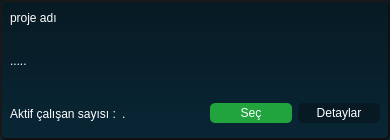
Hamza-Bayar-2/TaskJam, file UI/ui_project_window.ui: the form before one commit.
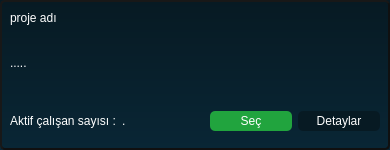
The form after the commit.

```diff
--- a/UI/ui_project_window.ui
+++ b/UI/ui_project_window.ui
@@ -7,19 +7,19 @@
     <x>0</x>
     <y>0</y>
     <width>390</width>
-    <height>140</height>
+    <height>150</height>
    </rect>
   </property>
   <property name="minimumSize">
    <size>
     <width>390</width>
-    <height>140</height>
+    <height>150</height>
    </size>
   </property>
   <property name="maximumSize">
    <size>
     <width>390</width>
-    <height>140</height>
+    <height>150</height>
    </size>
   </property>
   <property name="windowTitle">
```
